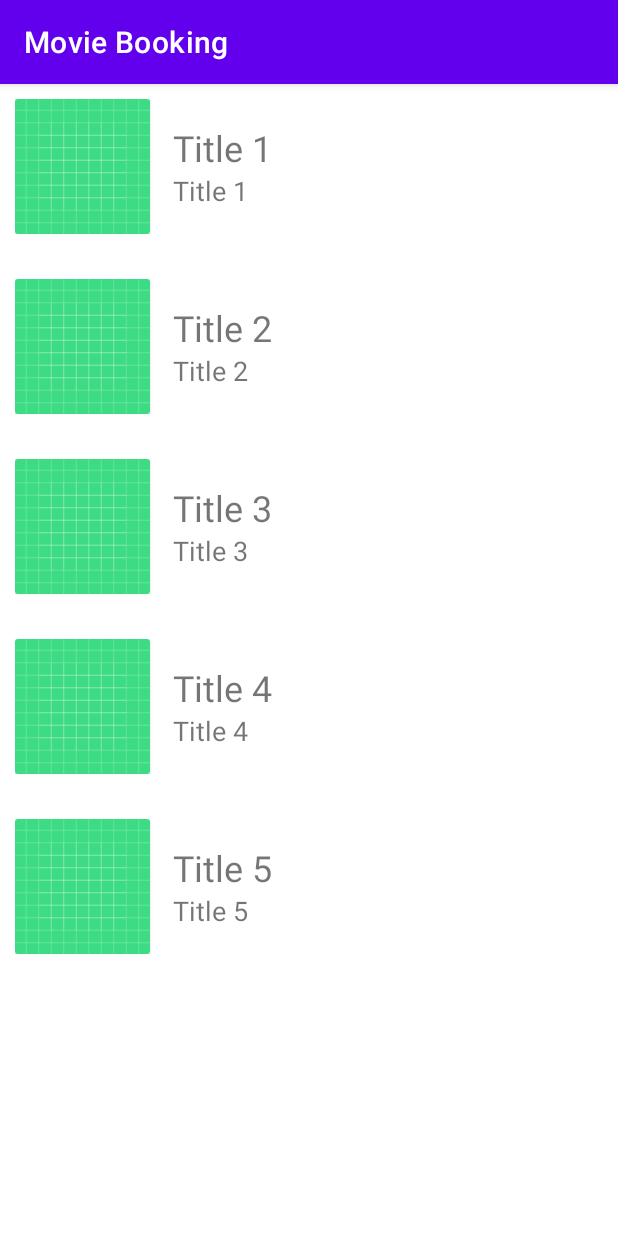
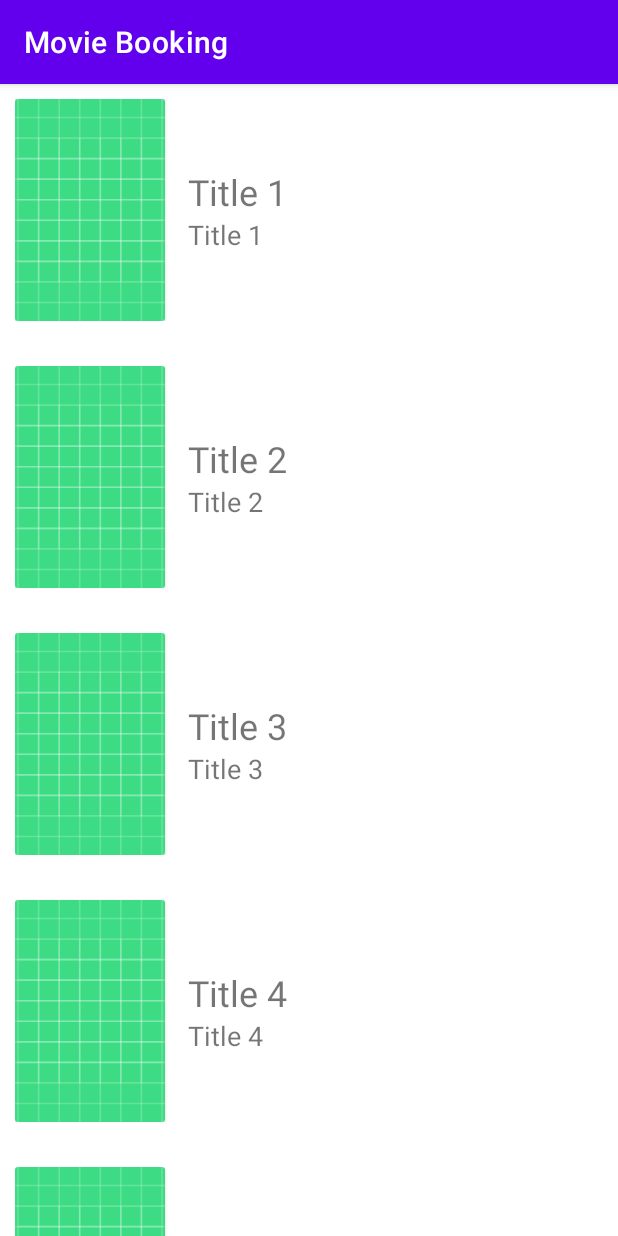
Before and after one commit to mavinii/movieBookingApp, an Android app: the screen it shows after launch (MainActivity), on a phone screen of 412 x 824 dp. Run offline under Robolectric (Android 15) with nearby library versions, the light colour scheme and no system bars.

Commit message:
main image resized

```diff
--- a/app/src/main/java/com/marcosoliveira/moviebookingapp/MainActivity.kt
+++ b/app/src/main/java/com/marcosoliveira/moviebookingapp/MainActivity.kt
@@ -18,7 +18,7 @@ class MainActivity : AppCompatActivity() {
         setContentView(R.layout.activity_main)
 
         imageId = arrayOf(
-            R.drawable.ic_launcher_background,
+            R.drawable.fantastic_beasts_the_secrets_of_bumbledore_poster,
             R.drawable.ic_launcher_background,
             R.drawable.ic_launcher_background,
             R.drawable.ic_launcher_background,
--- a/app/src/main/res/layout/movie_list.xml
+++ b/app/src/main/res/layout/movie_list.xml
@@ -23,8 +23,8 @@
 
             <ImageView
                 android:id="@+id/movie_img"
-                android:layout_width="90dp"
-                android:layout_height="90dp"
+                android:layout_width="100dp"
+                android:layout_height="148dp"
                 android:scaleType="centerCrop"
                 android:src="@drawable/ic_launcher_background" />
 
```
Also changed, not shown: app/src/main/java/com/marcosoliveira/moviebookingapp/Movie.kt (+11 -0 lines), app/src/main/ic_launcher-playstore.png (added), app/src/main/res/drawable/ambulance_main.jpg (added), app/src/main/res/drawable/ambulance_poster.png (added), app/src/main/res/drawable/fantastic_beasts_the_secrets_of_bumbledore_poster.jpg (added).
